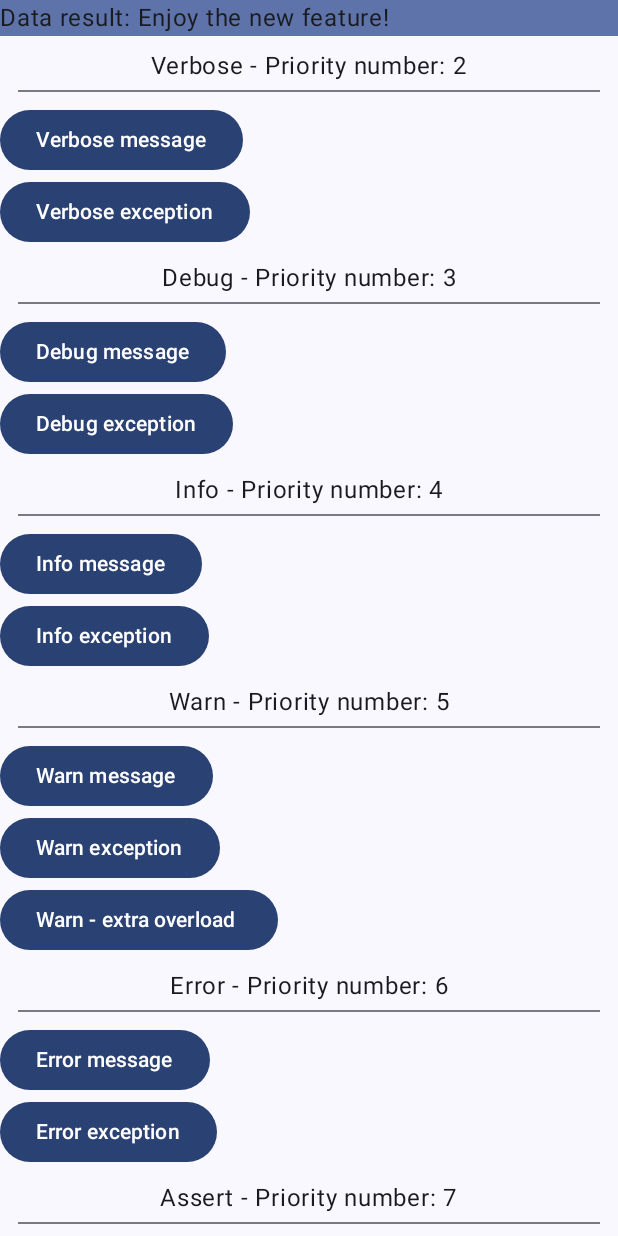
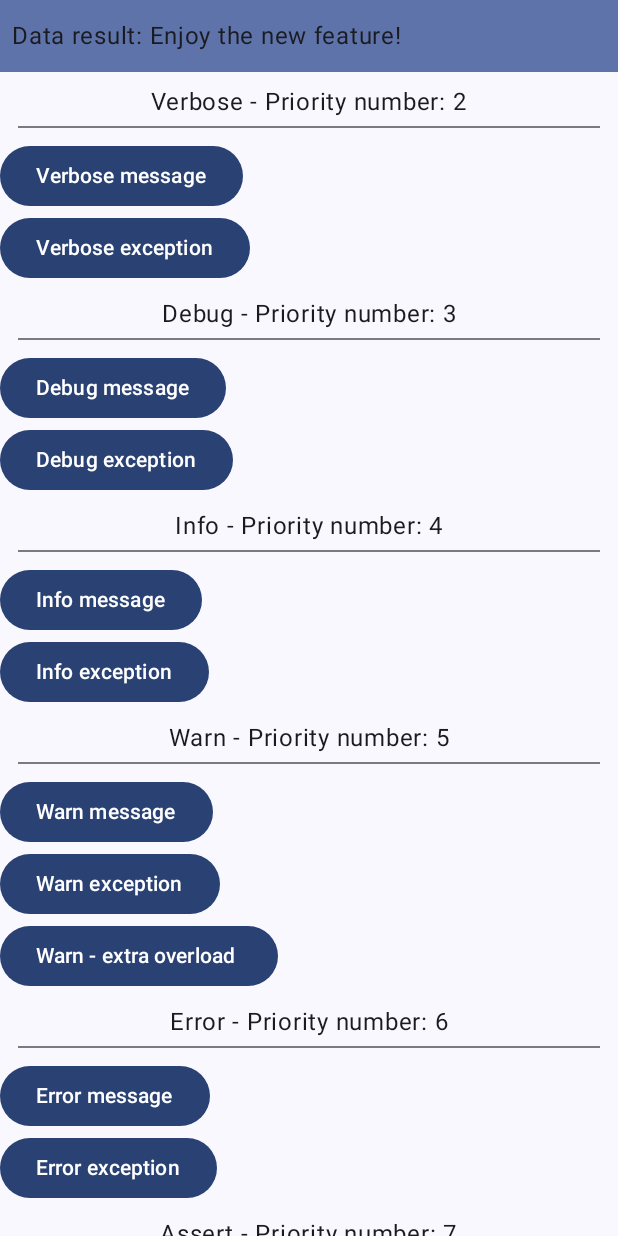
Before and after one commit to jjerrell/AndroidPlayground, an Android app built with Jetpack Compose: the screen it shows after launch (MainActivity), after a tap on an icon or button, on a phone screen of 412 x 824 dp. Run offline under Robolectric (Android 15) with nearby library versions, the phone set to English and light mode, and no system bars.

```diff
--- a/app/src/main/java/dev/jjerrell/android/playground/MainActivity.kt
+++ b/app/src/main/java/dev/jjerrell/android/playground/MainActivity.kt
@@ -12,7 +12,7 @@ import androidx.compose.ui.Modifier
 import androidx.compose.ui.platform.testTag
 import androidx.compose.ui.semantics.semantics
 import androidx.compose.ui.semantics.testTagsAsResourceId
-import dev.jjerrell.android.playground.ui.compose.LoggingPage
+import dev.jjerrell.android.playground.ui.compose.logging.basic.LoggingPage
 import dev.jjerrell.android.playground.ui.theme.AndroidPlaygroundTheme
 
 const val ACTIVITY_TAG = "MAIN_ACTIVITY"
--- a/app/src/main/java/dev/jjerrell/android/playground/ui/compose/LoggingPage.kt
+++ b/app/src/main/java/dev/jjerrell/android/playground/ui/compose/logging/basic/LoggingPage.kt
@@ -1,4 +1,4 @@
-package dev.jjerrell.android.playground.ui.compose
+package dev.jjerrell.android.playground.ui.compose.logging.basic
 
 import android.util.Log
 import androidx.compose.foundation.ExperimentalFoundationApi
@@ -8,21 +8,21 @@ import androidx.compose.foundation.layout.Box
 import androidx.compose.foundation.layout.Column
 import androidx.compose.foundation.layout.padding
 import androidx.compose.foundation.lazy.LazyColumn
-import androidx.compose.foundation.lazy.itemsIndexed
+import androidx.compose.foundation.lazy.items
 import androidx.compose.material3.Button
 import androidx.compose.material3.Divider
 import androidx.compose.material3.MaterialTheme
 import androidx.compose.material3.Text
 import androidx.compose.runtime.Composable
 import androidx.compose.runtime.LaunchedEffect
+import androidx.compose.runtime.remember
 import androidx.compose.ui.Alignment
 import androidx.compose.ui.Modifier
 import androidx.compose.ui.platform.testTag
 import androidx.compose.ui.unit.dp
 import androidx.lifecycle.viewmodel.compose.viewModel
+import dev.jjerrell.android.playground.ui.tagging.PlaygroundTag
 import java.lang.UnsupportedOperationException
-
-private const val PAGE_TAG = "LoggingPage"
 
 @Composable
 @OptIn(ExperimentalFoundationApi::class)
@@ -37,11 +37,12 @@ fun LoggingPage(
     onInitialComposition: (tag: String) -> Unit
 ) {
     val viewModel: LoggingPageViewModel = viewModel()
+    val testTags = remember { PlaygroundTag.BasicLogger.TestTag }
     // For instances such as reporting screen views, use a LaunchedEffect with a constant as the key.
     // Preferably `Unit` since `true`, `false`, or a `const` can make people get trapped trying to
     // figure out if it serves another purpose
     LaunchedEffect(Unit) {
-        onInitialComposition(PAGE_TAG)
+        onInitialComposition(PlaygroundTag.BasicLogger.Page)
     }
 
     // Still using a launched effect since any executions like this would otherwise occur during each
@@ -51,7 +52,7 @@ fun LoggingPage(
         if (viewModel.state.exception != null) {
             onLogEvent(
                 Log.ERROR,
-                PAGE_TAG,
+                PlaygroundTag.BasicLogger.Page,
                 "Error while getting state",
                 viewModel.state.exception
             )
@@ -59,7 +60,7 @@ fun LoggingPage(
         if (viewModel.state.data != null) {
             onLogEvent(
                 Log.INFO,
-                PAGE_TAG,
+                PlaygroundTag.BasicLogger.Page,
                 "State received.",
                 viewModel.state.exception
             )
@@ -72,18 +73,20 @@ fun LoggingPage(
                 modifier = Modifier
                     .fillParentMaxWidth()
                     .background(MaterialTheme.colorScheme.primaryContainer)
+                    .testTag(testTags.PageHeader)
             ) {
                 Text(
-                    modifier = Modifier.testTag("LOGGING_PAGE_HEADER"),
+                    modifier = Modifier
+                        .padding(vertical = 12.dp, horizontal = 8.dp),
                     text = "Data result: ${viewModel.state.data}"
                 )
             }
         }
-        itemsIndexed(items = viewModel.buttonType.keys.toList()) { index: Int, buttonName: String ->
+        items(items = viewModel.buttonType.keys.toList()) { buttonName: String ->
             val loggingLevel = viewModel.buttonType[buttonName] ?: Log.INFO
             Column(
                 modifier = Modifier
-                    .testTag("LOG_LEVEL_HEADER_$buttonName")
+                    .testTag(testTags.LogLevelHeader(buttonName))
                     .padding(
                         horizontal = 12.dp,
                         vertical = 8.dp
@@ -101,12 +104,12 @@ fun LoggingPage(
             // 3. [Third "warn" button only] When a failed call is still handled by
             //    setting a default `data` value
             Button(
-                modifier = Modifier.testTag("SUCCESSFUL_LOGGING_BUTTON_$loggingLevel"),
+                modifier = Modifier.testTag(testTags.LogLevelButton(loggingLevel, true)),
                 onClick = {
                     viewModel.getNetworkData()
                     onLogEvent(
                         loggingLevel,
-                        PAGE_TAG,
+                        PlaygroundTag.BasicLogger.Page,
                         "$buttonName Button Clicked!",
                         null // no error here
                     )
@@ -115,12 +118,12 @@ fun LoggingPage(
                 Text(text = "$buttonName message")
             }
             Button(
-                modifier = Modifier.testTag("FAILING_LOGGING_BUTTON_$loggingLevel"),
+                modifier = Modifier.testTag(testTags.LogLevelButton(loggingLevel, false)),
                 onClick = {
                     viewModel.getNetworkDataWithoutSupport()
                     onLogEvent(
                         loggingLevel,
-                        PAGE_TAG,
+                        PlaygroundTag.BasicLogger.Page,
                         "$buttonName Exception Button Clicked!",
                         null // no error here
                     )
@@ -128,15 +131,15 @@ fun LoggingPage(
             ) {
                 Text(text = "$buttonName exception")
             }
-            // Log.WARN is the only level which contains an overload lacking an `msg` parameter
+            // Log.WARN is the only level which contains an overload lacking a `msg` parameter
             if (loggingLevel == Log.WARN) {
                 Button(
-                    modifier = Modifier.testTag("WARNING_EXTRA_LOGGING_BUTTON"),
+                    modifier = Modifier.testTag(testTags.LogLevelButton(loggingLevel, null)),
                     onClick = {
                         viewModel.getNetworkDataWithExplicitLogging()
                         onLogEvent(
                             loggingLevel,
-                            PAGE_TAG,
+                            PlaygroundTag.BasicLogger.Page,
                             "$buttonName Exception Button Clicked!",
                             null // no error here
                         )
@@ -149,11 +152,8 @@ fun LoggingPage(
         item {
             Column(
                 modifier = Modifier
-                    .testTag("LOG_LEVEL_HEADER_CUSTOM")
-                    .padding(
-                        horizontal = 12.dp,
-                        vertical = 8.dp
-                    ),
+                    .testTag(testTags.LogLevelHeader("CUSTOM"))
+                    .padding(horizontal = 12.dp, vertical = 8.dp),
                 verticalArrangement = Arrangement.spacedBy(4.dp),
                 horizontalAlignment = Alignment.CenterHorizontally
             ) {
@@ -161,18 +161,20 @@ fun LoggingPage(
                 Divider()
             }
             Button(
-                modifier = Modifier.testTag("LOGGING_BUTTON_CUSTOM"),
+                modifier = Modifier.testTag(testTags.CustomLogLevelButton(1)),
                 onClick = {
                     Log.println(
                         Log.DEBUG,
-                        PAGE_TAG,
+                        PlaygroundTag.BasicLogger.Page,
                         "Low level logging button clicked!"
                     )
                 }
             ) {
                 Text(text = "Low-level logging")
             }
-            Button(onClick = {
+            Button(
+                modifier = Modifier.testTag(testTags.CustomLogLevelButton(2)),
+                onClick = {
                     /**
                      * Retrieves the stack trace string for custom use.
                      *
@@ -183,7 +185,8 @@ fun LoggingPage(
                     )
                     // Level is defaulted to Log.INFO
                     print("_STDOUT: $stackTraceString")
-            }) {
+                }
+            ) {
                 Text("Stdout logging")
             }
         }
--- a/app/src/main/java/dev/jjerrell/android/playground/ui/compose/LoggingPageViewModel.kt
+++ b/app/src/main/java/dev/jjerrell/android/playground/ui/compose/logging/basic/LoggingPageViewModel.kt
@@ -1,18 +1,19 @@
-package dev.jjerrell.android.playground.ui.compose
+package dev.jjerrell.android.playground.ui.compose.logging.basic
 
 import android.util.Log
 import androidx.compose.runtime.getValue
 import androidx.compose.runtime.mutableStateOf
 import androidx.compose.runtime.setValue
 import androidx.lifecycle.ViewModel
-
-private const val VM_TAG = "LoggingPageVM"
+import dev.jjerrell.android.playground.ui.tagging.PlaygroundTag
 
 data class LoggingPageViewModelState(
     val data: String? = null,
     val exception: Throwable? = null
 ) {
     val isInitialized = data != null || exception != null
+    val isWarning = data != null && exception != null
+    val isError = data == null && exception != null
 }
 
 class LoggingPageViewModel : ViewModel() {
@@ -30,7 +31,7 @@ class LoggingPageViewModel : ViewModel() {
 
     init {
         Log.v(
-            VM_TAG,
+            PlaygroundTag.BasicLogger.ViewModel,
             "View model initialized"
         )
     }
@@ -75,12 +76,12 @@ class LoggingPageViewModel : ViewModel() {
             // Use the one-off overload which only is only available to `Log.w`.
             // The only difference with this third overload is that it will not accept a `msg` parameter
             Log.w(
-                VM_TAG,
+                PlaygroundTag.BasicLogger.ViewModel,
                 e
             )
             // Since this is treated as a warning, keep the current value if non-null. Otherwise,
             // set a default state:
-            LoggingPageViewModelState(state.data ?: "Default feature enabled")
+            LoggingPageViewModelState(data = state.data ?: "Default feature enabled", exception = e)
         }
     }
 
--- /dev/null
+++ b/app/src/main/java/dev/jjerrell/android/playground/ui/tagging/PlaygroundTag.kt
@@ -0,0 +1,27 @@
+package dev.jjerrell.android.playground.ui.tagging
+
+object PlaygroundTag {
+    object BasicLogger {
+
+        const val Page = "LoggingPage"
+        const val ViewModel = "LoggingPageViewModel"
+
+        object TestTag {
+            private const val SUCCESS_BUTTON = "SUCCESSFUL"
+            private const val FAILURE_BUTTON = "FAILURE"
+            private const val WARNING_BUTTON = "WARNING"
+
+            const val PageHeader = "LOGGING_PAGE_HEADER"
+            val LogLevelHeader = { buttonName: String -> "LOG_LEVEL_HEADER_$buttonName" }
+            val CustomLogLevelButton = { index: Int -> "LOGGING_BUTTON_CUSTOM_$index"}
+            val LogLevelButton = { logLevel: Int, success: Boolean? ->
+                val buttonTagName = when (success) {
+                    true -> SUCCESS_BUTTON
+                    false -> FAILURE_BUTTON
+                    else -> WARNING_BUTTON
+                }
+                "${buttonTagName}_LOGGING_BUTTON_${logLevel}"
+            }
+        }
+    }
+}
```
Lines whose indentation alone changed are shown as unchanged.
